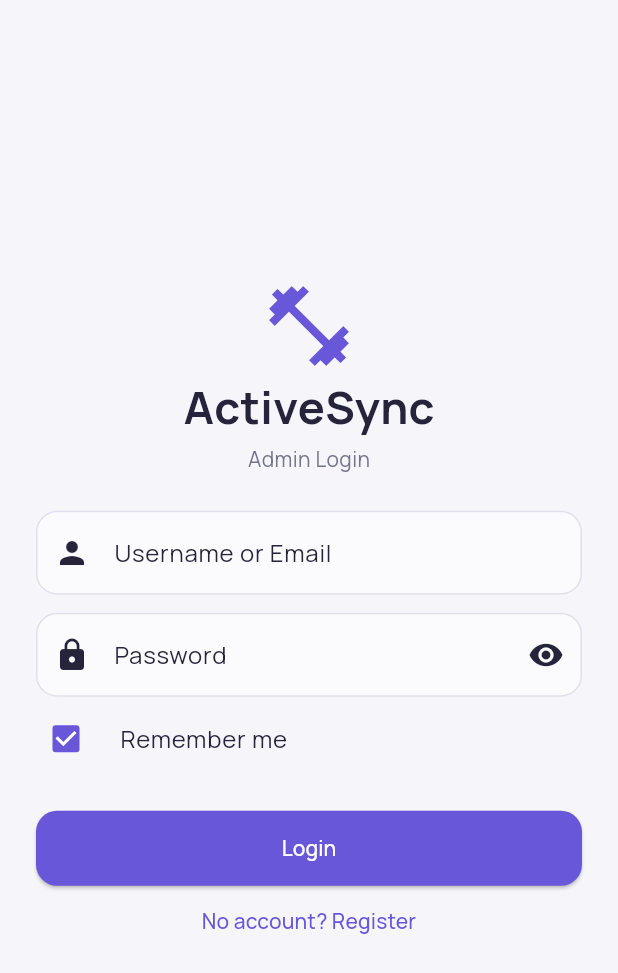
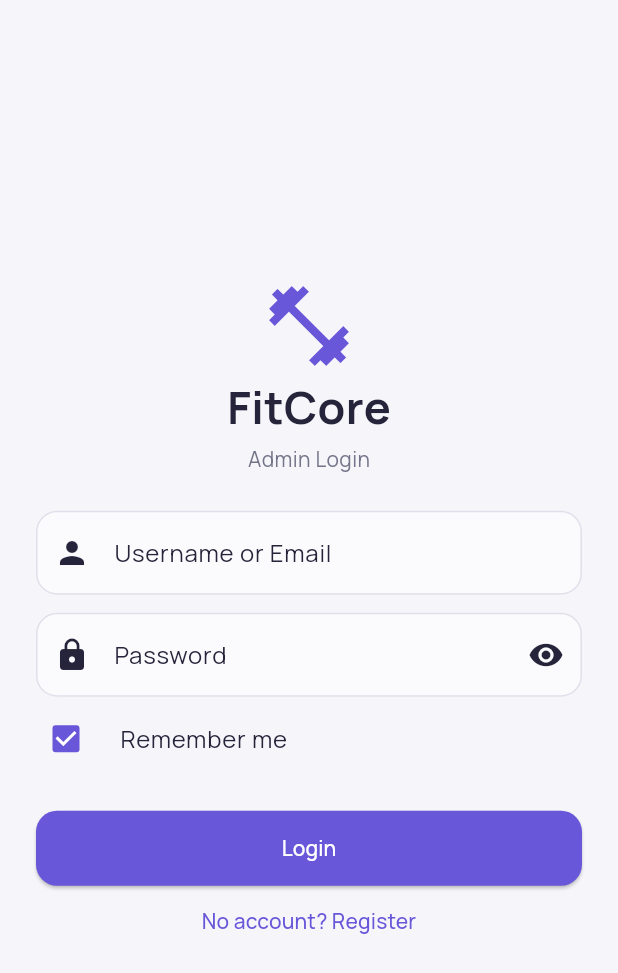
Before and after one commit to lancebernal2506-GOAT/elec3proj, a Flutter app: the screen it shows after launch, on a phone screen of 412 x 824 dp. Shown: the top 973 px of the screen. Run offline on Flutter 3.47's test engine with Material 3 defaults, Android fonts, the phone set to English and light mode, and no system bars; our stand-ins replace cloud_firestore, firebase_auth, firebase_core, pdf, printing, shared_preferences; accounts and stored records are empty.

Commit message:
Update main.dart

```diff
--- a/lib/main.dart
+++ b/lib/main.dart
@@ -489,7 +489,7 @@ class _AuthFrame extends StatelessWidget {
               constraints: const BoxConstraints(maxWidth: 420),
               child: Column(children: [
                 const Icon(Icons.fitness_center, size: 64, color: kRed),
-                const Text('ActiveSync',
+                const Text('FitCore',
                     style: TextStyle(fontSize: 30, fontWeight: FontWeight.bold)),
                 const SizedBox(height: 4),
                 Text(title, style: const TextStyle(color: kMuted)),
```
